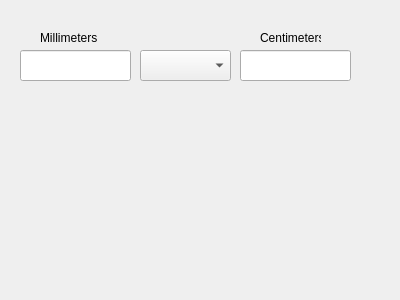
First picture: the form in distanceandlength.ui, repository ITAAcademy/ITAInformator, before the edit.
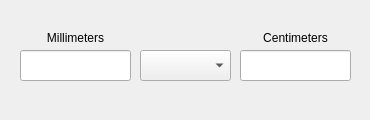
Second picture: the form after the edit.

The edit to the form file:
```diff
--- a/distanceandlength.ui
+++ b/distanceandlength.ui
@@ -6,8 +6,8 @@
    <rect>
     <x>0</x>
     <y>0</y>
-    <width>400</width>
-    <height>300</height>
+    <width>370</width>
+    <height>120</height>
    </rect>
   </property>
   <property name="windowTitle">
@@ -46,28 +46,34 @@
   <widget class="QLabel" name="label_Left">
    <property name="geometry">
     <rect>
-     <x>40</x>
+     <x>20</x>
      <y>30</y>
-     <width>61</width>
+     <width>111</width>
      <height>16</height>
     </rect>
    </property>
    <property name="text">
     <string>Millimeters</string>
    </property>
+   <property name="alignment">
+    <set>Qt::AlignCenter</set>
+   </property>
   </widget>
   <widget class="QLabel" name="label_Right">
    <property name="geometry">
     <rect>
-     <x>260</x>
+     <x>240</x>
      <y>30</y>
-     <width>61</width>
+     <width>111</width>
      <height>16</height>
     </rect>
    </property>
    <property name="text">
     <string>Centimeters</string>
    </property>
+   <property name="alignment">
+    <set>Qt::AlignCenter</set>
+   </property>
   </widget>
  </widget>
  <resources/>
```
